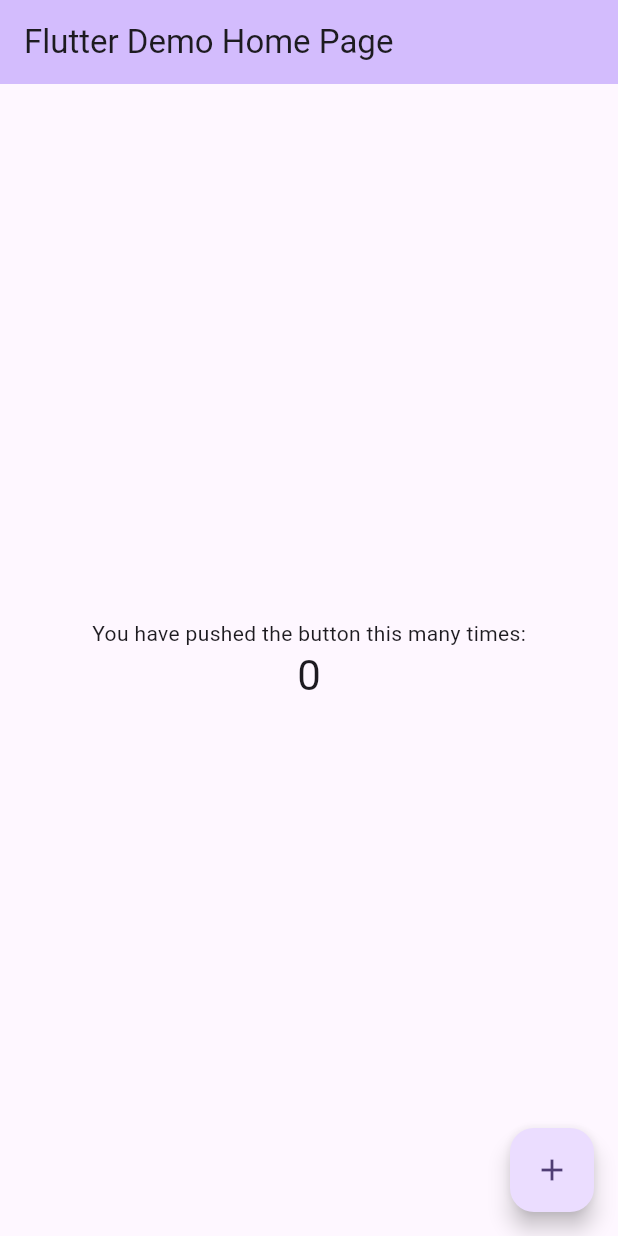
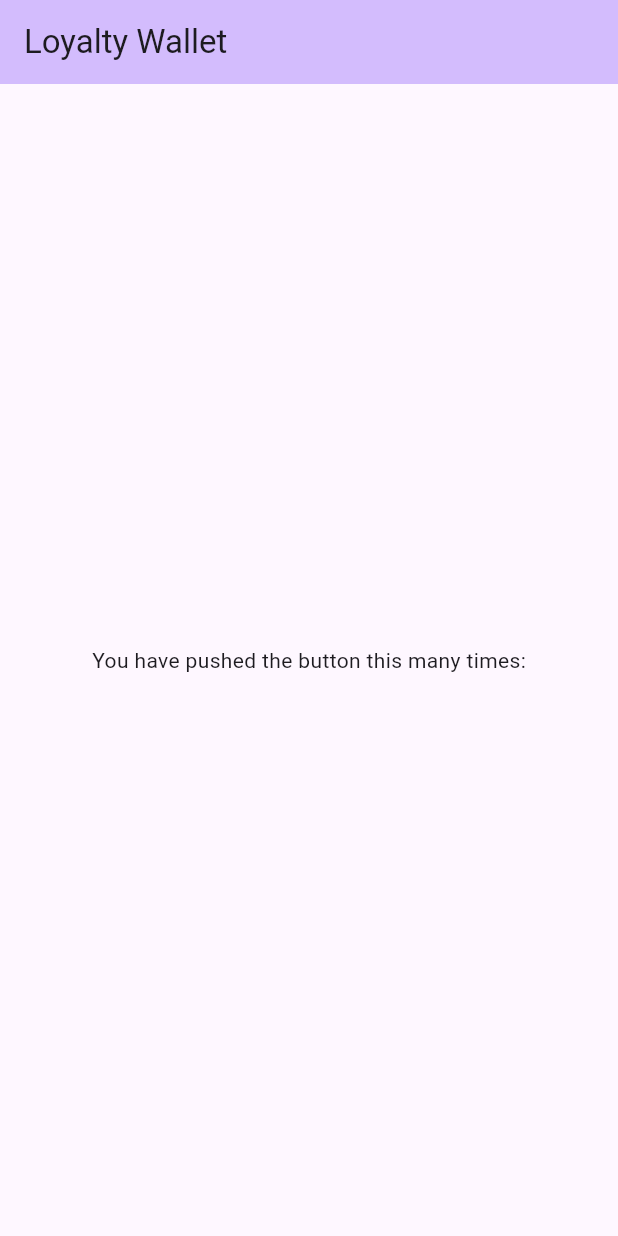
Before and after one commit to seboliver16/loyaltywallet, a Flutter app: the screen it shows after launch, on a phone screen of 412 x 824 dp. Run offline on Flutter 3.47's test engine with Material 2 defaults, Android fonts, the phone set to English and light mode, and no system bars; our stand-ins replace cloud_firestore, firebase_core; accounts and stored records are empty.

Commit message:
beginning set up

```diff
--- /dev/null
+++ b/lib/home.dart
@@ -0,0 +1,32 @@
+import 'package:flutter/material.dart';
+
+class MyHomePage extends StatefulWidget {
+  const MyHomePage({super.key, required this.title});
+
+  final String title;
+
+  @override
+  State<MyHomePage> createState() => _MyHomePageState();
+}
+
+class _MyHomePageState extends State<MyHomePage> {
+  @override
+  Widget build(BuildContext context) {
+    return Scaffold(
+      appBar: AppBar(
+        backgroundColor: Theme.of(context).colorScheme.inversePrimary,
+        title: Text(widget.title),
+      ),
+      body: Center(
+        child: Column(
+          mainAxisAlignment: MainAxisAlignment.center,
+          children: <Widget>[
+            const Text(
+              'You have pushed the button this many times:',
+            ),
+          ],
+        ),
+      ),
+    );
+  }
+}
--- a/lib/main.dart
+++ b/lib/main.dart
@@ -1,6 +1,14 @@
+import 'package:cloud_firestore/cloud_firestore.dart';
 import 'package:flutter/material.dart';
+import 'package:firebase_core/firebase_core.dart';
+import 'package:loyaltywallet/firebase_options.dart';
+import 'package:loyaltywallet/home.dart';
 
-void main() {
+void main() async {
+  WidgetsFlutterBinding.ensureInitialized();
+  await Firebase.initializeApp(
+    options: DefaultFirebaseOptions.currentPlatform,
+  );
   runApp(const MyApp());
 }
 
@@ -11,115 +19,12 @@ class MyApp extends StatelessWidget {
   @override
   Widget build(BuildContext context) {
     return MaterialApp(
-      title: 'Flutter Demo',
+      title: 'Loyalty Wallet',
       theme: ThemeData(
-        // This is the theme of your application.
-        //
-        // TRY THIS: Try running your application with "flutter run". You'll see
-        // the application has a blue toolbar. Then, without quitting the app,
-        // try changing the seedColor in the colorScheme below to Colors.green
-        // and then invoke "hot reload" (save your changes or press the "hot
-        // reload" button in a Flutter-supported IDE, or press "r" if you used
-        // the command line to start the app).
-        //
-        // Notice that the counter didn't reset back to zero; the application
-        // state is not lost during the reload. To reset the state, use hot
-        // restart instead.
-        //
-        // This works for code too, not just values: Most code changes can be
-        // tested with just a hot reload.
         colorScheme: ColorScheme.fromSeed(seedColor: Colors.deepPurple),
         useMaterial3: true,
       ),
-      home: const MyHomePage(title: 'Flutter Demo Home Page'),
+      home: const MyHomePage(title: 'Loyalty Wallet'),
     );
   }
 }
-
-class MyHomePage extends StatefulWidget {
-  const MyHomePage({super.key, required this.title});
-
-  // This widget is the home page of your application. It is stateful, meaning
-  // that it has a State object (defined below) that contains fields that affect
-  // how it looks.
-
-  // This class is the configuration for the state. It holds the values (in this
-  // case the title) provided by the parent (in this case the App widget) and
-  // used by the build method of the State. Fields in a Widget subclass are
-  // always marked "final".
-
-  final String title;
-
-  @override
-  State<MyHomePage> createState() => _MyHomePageState();
-}
-
-class _MyHomePageState extends State<MyHomePage> {
-  int _counter = 0;
-
-  void _incrementCounter() {
-    setState(() {
-      // This call to setState tells the Flutter framework that something has
-      // changed in this State, which causes it to rerun the build method below
-      // so that the display can reflect the updated values. If we changed
-      // _counter without calling setState(), then the build method would not be
-      // called again, and so nothing would appear to happen.
-      _counter++;
-    });
-  }
-
-  @override
-  Widget build(BuildContext context) {
-    // This method is rerun every time setState is called, for instance as done
-    // by the _incrementCounter method above.
-    //
-    // The Flutter framework has been optimized to make rerunning build methods
-    // fast, so that you can just rebuild anything that needs updating rather
-    // than having to individually change instances of widgets.
-    return Scaffold(
-      appBar: AppBar(
-        // TRY THIS: Try changing the color here to a specific color (to
-        // Colors.amber, perhaps?) and trigger a hot reload to see the AppBar
-        // change color while the other colors stay the same.
-        backgroundColor: Theme.of(context).colorScheme.inversePrimary,
-        // Here we take the value from the MyHomePage object that was created by
-        // the App.build method, and use it to set our appbar title.
-        title: Text(widget.title),
-      ),
-      body: Center(
-        // Center is a layout widget. It takes a single child and positions it
-        // in the middle of the parent.
-        child: Column(
-          // Column is also a layout widget. It takes a list of children and
-          // arranges them vertically. By default, it sizes itself to fit its
-          // children horizontally, and tries to be as tall as its parent.
-          //
-          // Column has various properties to control how it sizes itself and
-          // how it positions its children. Here we use mainAxisAlignment to
-          // center the children vertically; the main axis here is the vertical
-          // axis because Columns are vertical (the cross axis would be
-          // horizontal).
-          //
-          // TRY THIS: Invoke "debug painting" (choose the "Toggle Debug Paint"
-          // action in the IDE, or press "p" in the console), to see the
-          // wireframe for each widget.
-          mainAxisAlignment: MainAxisAlignment.center,
-          children: <Widget>[
-            const Text(
-              'You have pushed the button this many times:',
-            ),
-            Text(
-              '$_counter',
-              style: Theme.of(context).textTheme.headlineMedium,
-            ),
-          ],
-        ),
-      ),
-      floatingActionButton: FloatingActionButton(
-        onPressed: _incrementCounter,
-        tooltip: 'Increment',
-        child: const Icon(Icons.add),
-      ), // This trailing comma makes auto-formatting nicer for build methods.
-    );
-  }
-}
--- a/pubspec.yaml
+++ b/pubspec.yaml
@@ -35,6 +35,8 @@ dependencies:
   # The following adds the Cupertino Icons font to your application.
   # Use with the CupertinoIcons class for iOS style icons.
   cupertino_icons: ^1.0.2
+  firebase_core: ^2.23.0
+  cloud_firestore: ^4.13.2
 
 dev_dependencies:
   flutter_test:
```
Also changed, not shown: lib/firebase_options.dart (added), pubspec.lock, 23 other files.
